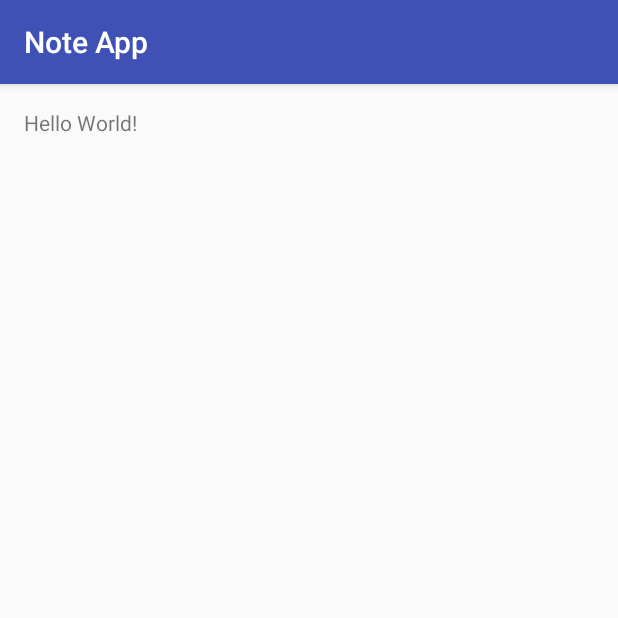
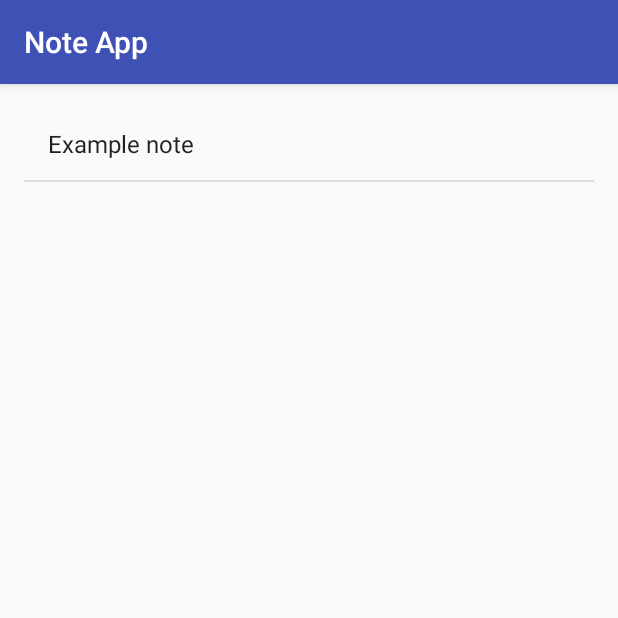
Before and after one commit to macintorch/android-note-app, an Android app: the screen it shows after launch (MainActivity), on a phone screen of 412 x 824 dp, the top half of it. Run offline under Robolectric (Android 15) with nearby library versions, the phone set to English and light mode, and no system bars.

Commit message:
listview setup

```diff
--- a/app/src/main/java/ainor/com/my/noteapp/MainActivity.java
+++ b/app/src/main/java/ainor/com/my/noteapp/MainActivity.java
@@ -5,6 +5,10 @@ import android.os.Bundle;
 import android.view.Menu;
 import android.view.MenuInflater;
 import android.view.MenuItem;
+import android.widget.ArrayAdapter;
+import android.widget.ListView;
+
+import java.util.ArrayList;
 
 public class MainActivity extends AppCompatActivity {
 
@@ -26,9 +30,23 @@ public class MainActivity extends AppCompatActivity {
         return true;
     }
 
+    ArrayList<String> notes = new ArrayList<>();
+
+
+
     @Override
     protected void onCreate(Bundle savedInstanceState) {
         super.onCreate(savedInstanceState);
         setContentView(R.layout.activity_main);
+
+        ListView listView = (ListView) findViewById(R.id.notesListView);
+
+        notes.add("Example note");
+
+        ArrayAdapter arrayAdapter = new ArrayAdapter(this, android.R.layout.simple_list_item_1, notes);
+
+        listView.setAdapter(arrayAdapter);
+
+
     }
 }
--- a/app/src/main/res/layout/activity_main.xml
+++ b/app/src/main/res/layout/activity_main.xml
@@ -11,8 +11,10 @@
     android:paddingTop="@dimen/activity_vertical_margin"
     tools:context="ainor.com.my.noteapp.MainActivity">
 
-    <TextView
-        android:layout_width="wrap_content"
-        android:layout_height="wrap_content"
-        android:text="Hello World!"/>
+    <ListView
+        android:layout_width="match_parent"
+        android:layout_height="match_parent"
+        android:layout_alignParentTop="true"
+        android:layout_alignParentStart="true"
+        android:id="@+id/notesListView"/>
 </RelativeLayout>
```
